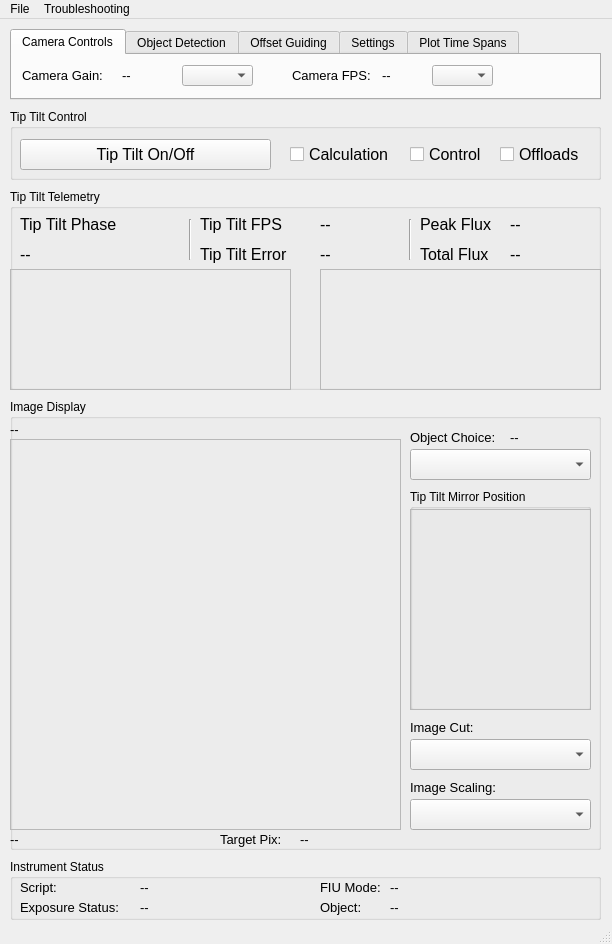
This is kpf/TT_GUI/TipTiltGUI.ui in KeckObservatory/KPFTranslator as Qt 5 draws it before an edit. The edited form follows.
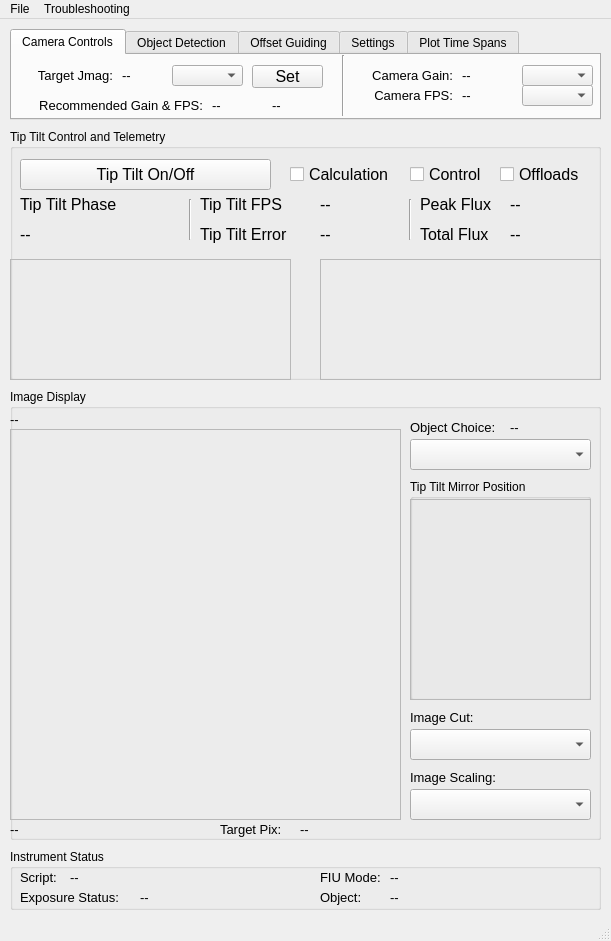
This is the edited form.

Diff of the .ui file:
```diff
--- a/kpf/TT_GUI/TipTiltGUI.ui
+++ b/kpf/TT_GUI/TipTiltGUI.ui
@@ -6,8 +6,8 @@
    <rect>
     <x>0</x>
     <y>0</y>
-    <width>612</width>
-    <height>944</height>
+    <width>611</width>
+    <height>941</height>
    </rect>
   </property>
   <property name="windowTitle">
@@ -18,13 +18,13 @@
     <property name="geometry">
      <rect>
       <x>10</x>
-      <y>90</y>
+      <y>110</y>
       <width>591</width>
-      <height>71</height>
+      <height>251</height>
      </rect>
     </property>
     <property name="title">
-     <string>Tip Tilt Control</string>
+     <string>Tip Tilt Control and Telemetry</string>
     </property>
     <widget class="QPushButton" name="TipTiltOnOffButton">
      <property name="geometry">
@@ -98,12 +98,250 @@
       <string>Offloads</string>
      </property>
     </widget>
+    <widget class="QLabel" name="TotalFluxLabel">
+     <property name="geometry">
+      <rect>
+       <x>410</x>
+       <y>90</y>
+       <width>91</width>
+       <height>31</height>
+      </rect>
+     </property>
+     <property name="font">
+      <font>
+       <pointsize>12</pointsize>
+      </font>
+     </property>
+     <property name="text">
+      <string>Total Flux</string>
+     </property>
+    </widget>
+    <widget class="QLabel" name="TipTiltPhase">
+     <property name="geometry">
+      <rect>
+       <x>10</x>
+       <y>90</y>
+       <width>161</width>
+       <height>31</height>
+      </rect>
+     </property>
+     <property name="font">
+      <font>
+       <pointsize>12</pointsize>
+      </font>
+     </property>
+     <property name="text">
+      <string>--</string>
+     </property>
+    </widget>
+    <widget class="Line" name="line_3">
+     <property name="geometry">
+      <rect>
+       <x>390</x>
+       <y>70</y>
+       <width>20</width>
+       <height>41</height>
+      </rect>
+     </property>
+     <property name="orientation">
+      <enum>Qt::Vertical</enum>
+     </property>
+    </widget>
+    <widget class="QLabel" name="PeakFluxLabel">
+     <property name="geometry">
+      <rect>
+       <x>410</x>
+       <y>60</y>
+       <width>91</width>
+       <height>31</height>
+      </rect>
+     </property>
+     <property name="font">
+      <font>
+       <pointsize>12</pointsize>
+      </font>
+     </property>
+     <property name="text">
+      <string>Peak Flux</string>
+     </property>
+    </widget>
+    <widget class="QLabel" name="TipTiltFPS">
+     <property name="geometry">
+      <rect>
+       <x>310</x>
+       <y>60</y>
+       <width>81</width>
+       <height>31</height>
+      </rect>
+     </property>
+     <property name="font">
+      <font>
+       <pointsize>12</pointsize>
+      </font>
+     </property>
+     <property name="text">
+      <string>--</string>
+     </property>
+    </widget>
+    <widget class="QLabel" name="TotalFlux">
+     <property name="geometry">
+      <rect>
+       <x>500</x>
+       <y>90</y>
+       <width>91</width>
+       <height>31</height>
+      </rect>
+     </property>
+     <property name="font">
+      <font>
+       <pointsize>12</pointsize>
+      </font>
+     </property>
+     <property name="text">
+      <string>--</string>
+     </property>
+    </widget>
+    <widget class="QLabel" name="PeakFlux">
+     <property name="geometry">
+      <rect>
+       <x>500</x>
+       <y>60</y>
+       <width>91</width>
+       <height>31</height>
+      </rect>
+     </property>
+     <property name="font">
+      <font>
+       <pointsize>12</pointsize>
+      </font>
+     </property>
+     <property name="text">
+      <string>--</string>
+     </property>
+    </widget>
+    <widget class="QLabel" name="TipTiltPhaseLabel">
+     <property name="geometry">
+      <rect>
+       <x>10</x>
+       <y>60</y>
+       <width>111</width>
+       <height>31</height>
+      </rect>
+     </property>
+     <property name="font">
+      <font>
+       <pointsize>12</pointsize>
+      </font>
+     </property>
+     <property name="text">
+      <string>Tip Tilt Phase</string>
+     </property>
+    </widget>
+    <widget class="QLabel" name="TipTiltFPSLabel">
+     <property name="geometry">
+      <rect>
+       <x>190</x>
+       <y>60</y>
+       <width>111</width>
+       <height>31</height>
+      </rect>
+     </property>
+     <property name="font">
+      <font>
+       <pointsize>12</pointsize>
+      </font>
+     </property>
+     <property name="text">
+      <string>Tip Tilt FPS</string>
+     </property>
+    </widget>
+    <widget class="Line" name="line_2">
+     <property name="geometry">
+      <rect>
+       <x>170</x>
+       <y>70</y>
+       <width>20</width>
+       <height>41</height>
+      </rect>
+     </property>
+     <property name="orientation">
+      <enum>Qt::Vertical</enum>
+     </property>
+    </widget>
+    <widget class="QLabel" name="TipTiltErrorLabel">
+     <property name="geometry">
+      <rect>
+       <x>190</x>
+       <y>90</y>
+       <width>111</width>
+       <height>31</height>
+      </rect>
+     </property>
+     <property name="font">
+      <font>
+       <pointsize>12</pointsize>
+      </font>
+     </property>
+     <property name="text">
+      <string>Tip Tilt Error</string>
+     </property>
+    </widget>
+    <widget class="QLabel" name="TipTiltError">
+     <property name="geometry">
+      <rect>
+       <x>310</x>
+       <y>90</y>
+       <width>81</width>
+       <height>31</height>
+      </rect>
+     </property>
+     <property name="font">
+      <font>
+       <pointsize>12</pointsize>
+      </font>
+     </property>
+     <property name="text">
+      <string>--</string>
+     </property>
+    </widget>
+    <widget class="QFrame" name="TipTiltErrorPlotFrame">
+     <property name="geometry">
+      <rect>
+       <x>0</x>
+       <y>130</y>
+       <width>281</width>
+       <height>121</height>
+      </rect>
+     </property>
+     <property name="frameShape">
+      <enum>QFrame::StyledPanel</enum>
+     </property>
+     <property name="frameShadow">
+      <enum>QFrame::Raised</enum>
+     </property>
+    </widget>
+    <widget class="QFrame" name="FluxPlotFrame">
+     <property name="geometry">
+      <rect>
+       <x>310</x>
+       <y>130</y>
+       <width>281</width>
+       <height>121</height>
+      </rect>
+     </property>
+     <property name="frameShape">
+      <enum>QFrame::StyledPanel</enum>
+     </property>
+     <property name="frameShadow">
+      <enum>QFrame::Raised</enum>
+     </property>
+    </widget>
    </widget>
    <widget class="QGroupBox" name="ImageDisplayBox">
     <property name="geometry">
      <rect>
       <x>10</x>
-      <y>380</y>
+      <y>370</y>
       <width>591</width>
       <height>451</height>
      </rect>
@@ -352,7 +590,7 @@
       <x>10</x>
       <y>10</y>
       <width>591</width>
-      <height>71</height>
+      <height>91</height>
      </rect>
     </property>
     <property name="whatsThis">
@@ -385,10 +623,116 @@
      <attribute name="title">
       <string>Camera Controls</string>
      </attribute>
+     <widget class="QLabel" name="RecommendedGainValue">
+      <property name="geometry">
+       <rect>
+        <x>200</x>
+        <y>40</y>
+        <width>61</width>
+        <height>21</height>
+       </rect>
+      </property>
+      <property name="font">
+       <font>
+        <pointsize>10</pointsize>
+       </font>
+      </property>
+      <property name="text">
+       <string>--</string>
+      </property>
+     </widget>
+     <widget class="QLabel" name="RecommendedFPSValue">
+      <property name="geometry">
+       <rect>
+        <x>260</x>
+        <y>40</y>
+        <width>51</width>
+        <height>21</height>
+       </rect>
+      </property>
+      <property name="font">
+       <font>
+        <pointsize>10</pointsize>
+       </font>
+      </property>
+      <property name="text">
+       <string>--</string>
+      </property>
+     </widget>
+     <widget class="QLabel" name="CameraGainLabel_2">
+      <property name="geometry">
+       <rect>
+        <x>0</x>
+        <y>40</y>
+        <width>191</width>
+        <height>21</height>
+       </rect>
+      </property>
+      <property name="font">
+       <font>
+        <pointsize>10</pointsize>
+       </font>
+      </property>
+      <property name="text">
+       <string>Recommended Gain &amp; FPS:</string>
+      </property>
+      <property name="alignment">
+       <set>Qt::AlignRight|Qt::AlignTrailing|Qt::AlignVCenter</set>
+      </property>
+     </widget>
+     <widget class="Line" name="line">
+      <property name="geometry">
+       <rect>
+        <x>330</x>
+        <y>0</y>
+        <width>3</width>
+        <height>61</height>
+       </rect>
+      </property>
+      <property name="orientation">
+       <enum>Qt::Vertical</enum>
+      </property>
+     </widget>
+     <widget class="QComboBox" name="CameraFPSSelector">
+      <property name="geometry">
+       <rect>
+        <x>510</x>
+        <y>30</y>
+        <width>71</width>
+        <height>21</height>
+       </rect>
+      </property>
+      <property name="font">
+       <font>
+        <pointsize>10</pointsize>
+       </font>
+      </property>
+     </widget>
+     <widget class="QLabel" name="CameraFPSLabel">
+      <property name="geometry">
+       <rect>
+        <x>350</x>
+        <y>30</y>
+        <width>91</width>
+        <height>21</height>
+       </rect>
+      </property>
+      <property name="font">
+       <font>
+        <pointsize>10</pointsize>
+       </font>
+      </property>
+      <property name="text">
+       <string>Camera FPS:</string>
+      </property>
+      <property name="alignment">
+       <set>Qt::AlignRight|Qt::AlignTrailing|Qt::AlignVCenter</set>
+      </property>
+     </widget>
      <widget class="QLabel" name="CameraGainLabel">
       <property name="geometry">
        <rect>
-        <x>10</x>
+        <x>350</x>
         <y>10</y>
         <width>91</width>
         <height>21</height>
@@ -402,11 +746,14 @@
       <property name="text">
        <string>Camera Gain:</string>
       </property>
+      <property name="alignment">
+       <set>Qt::AlignRight|Qt::AlignTrailing|Qt::AlignVCenter</set>
+      </property>
      </widget>
      <widget class="QComboBox" name="CameraGain">
       <property name="geometry">
        <rect>
-        <x>170</x>
+        <x>510</x>
         <y>10</y>
         <width>71</width>
         <height>21</height>
@@ -418,44 +765,11 @@
        </font>
       </property>
      </widget>
-     <widget class="QLabel" name="CameraFPSLabel">
-      <property name="geometry">
-       <rect>
-        <x>280</x>
-        <y>10</y>
-        <width>81</width>
-        <height>21</height>
-       </rect>
-      </property>
-      <property name="font">
-       <font>
-        <pointsize>10</pointsize>
-       </font>
-      </property>
-      <property name="text">
-       <string>Camera FPS:</string>
-      </property>
-     </widget>
-     <widget class="QComboBox" name="CameraFPSSelector">
-      <property name="geometry">
-       <rect>
-        <x>420</x>
-        <y>10</y>
-        <width>61</width>
-        <height>21</height>
-       </rect>
-      </property>
-      <property name="font">
-       <font>
-        <pointsize>10</pointsize>
-       </font>
-      </property>
-     </widget>
      <widget class="QLabel" name="CameraFPSValue">
       <property name="geometry">
        <rect>
-        <x>370</x>
-        <y>10</y>
+        <x>450</x>
+        <y>30</y>
         <width>51</width>
         <height>21</height>
        </rect>
@@ -472,7 +786,7 @@
      <widget class="QLabel" name="CameraGainValue">
       <property name="geometry">
        <rect>
-        <x>110</x>
+        <x>450</x>
         <y>10</y>
         <width>61</width>
         <height>21</height>
@@ -487,6 +801,79 @@
        <string>--</string>
       </property>
      </widget>
+     <widget class="QLabel" name="JmagValue">
+      <property name="geometry">
+       <rect>
+        <x>110</x>
+        <y>10</y>
+        <width>51</width>
+        <height>21</height>
+       </rect>
+      </property>
+      <property name="font">
+       <font>
+        <pointsize>10</pointsize>
+       </font>
+      </property>
+      <property name="text">
+       <string>--</string>
+      </property>
+     </widget>
+     <widget class="QLabel" name="JmagValue_2">
+      <property name="geometry">
+       <rect>
+        <x>10</x>
+        <y>10</y>
+        <width>91</width>
+        <height>21</height>
+       </rect>
+      </property>
+      <property name="font">
+       <font>
+        <pointsize>10</pointsize>
+       </font>
+      </property>
+      <property name="text">
+       <string>Target Jmag:</string>
+      </property>
+      <property name="alignment">
+       <set>Qt::AlignRight|Qt::AlignTrailing|Qt::AlignVCenter</set>
+      </property>
+     </widget>
+     <widget class="QComboBox" name="Extinction">
+      <property name="geometry">
+       <rect>
+        <x>160</x>
+        <y>10</y>
+        <width>71</width>
+        <height>21</height>
+       </rect>
+      </property>
+      <property name="font">
+       <font>
+        <pointsize>10</pointsize>
+       </font>
+      </property>
+      <property name="toolTip">
+       <string extracomment="Extinction factor (clouds)"/>
+      </property>
+      <property name="whatsThis">
+       <string>&lt;html&gt;&lt;head/&gt;&lt;body&gt;&lt;p&gt;Extinction factor (clouds)&lt;/p&gt;&lt;/body&gt;&lt;/html&gt;</string>
+      </property>
+     </widget>
+     <widget class="QPushButton" name="AcceptRecommendation">
+      <property name="geometry">
+       <rect>
+        <x>240</x>
+        <y>10</y>
+        <width>71</width>
+        <height>23</height>
+       </rect>
+      </property>
+      <property name="text">
+       <string>Set</string>
+      </property>
+     </widget>
     </widget>
     <widget class="QWidget" name="ObjectDetectionTab">
      <attribute name="title">
@@ -947,7 +1334,7 @@
     <property name="geometry">
      <rect>
       <x>10</x>
-      <y>840</y>
+      <y>830</y>
       <width>591</width>
       <height>61</height>
      </rect>
@@ -1012,9 +1399,9 @@
     <widget class="QLabel" name="ScriptValue">
      <property name="geometry">
       <rect>
-       <x>130</x>
+       <x>60</x>
        <y>20</y>
-       <width>111</width>
+       <width>241</width>
        <height>16</height>
       </rect>
      </property>
@@ -1100,264 +1487,13 @@
      </property>
     </widget>
    </widget>
-   <widget class="QGroupBox" name="TipTiltTelemetryBox">
-    <property name="geometry">
-     <rect>
-      <x>10</x>
-      <y>170</y>
-      <width>591</width>
-      <height>201</height>
-     </rect>
-    </property>
-    <property name="title">
-     <string>Tip Tilt Telemetry</string>
-    </property>
-    <widget class="QLabel" name="TipTiltPhaseLabel">
-     <property name="geometry">
-      <rect>
-       <x>10</x>
-       <y>20</y>
-       <width>111</width>
-       <height>31</height>
-      </rect>
-     </property>
-     <property name="font">
-      <font>
-       <pointsize>12</pointsize>
-      </font>
-     </property>
-     <property name="text">
-      <string>Tip Tilt Phase</string>
-     </property>
-    </widget>
-    <widget class="QLabel" name="TipTiltFPSLabel">
-     <property name="geometry">
-      <rect>
-       <x>190</x>
-       <y>20</y>
-       <width>111</width>
-       <height>31</height>
-      </rect>
-     </property>
-     <property name="font">
-      <font>
-       <pointsize>12</pointsize>
-      </font>
-     </property>
-     <property name="text">
-      <string>Tip Tilt FPS</string>
-     </property>
-    </widget>
-    <widget class="QLabel" name="TipTiltErrorLabel">
-     <property name="geometry">
-      <rect>
-       <x>190</x>
-       <y>50</y>
-       <width>111</width>
-       <height>31</height>
-      </rect>
-     </property>
-     <property name="font">
-      <font>
-       <pointsize>12</pointsize>
-      </font>
-     </property>
-     <property name="text">
-      <string>Tip Tilt Error</string>
-     </property>
-    </widget>
-    <widget class="QFrame" name="TipTiltErrorPlotFrame">
-     <property name="geometry">
-      <rect>
-       <x>0</x>
-       <y>80</y>
-       <width>281</width>
-       <height>121</height>
-      </rect>
-     </property>
-     <property name="frameShape">
-      <enum>QFrame::StyledPanel</enum>
-     </property>
-     <property name="frameShadow">
-      <enum>QFrame::Raised</enum>
-     </property>
-    </widget>
-    <widget class="QLabel" name="TipTiltFPS">
-     <property name="geometry">
-      <rect>
-       <x>310</x>
-       <y>20</y>
-       <width>81</width>
-       <height>31</height>
-      </rect>
-     </property>
-     <property name="font">
-      <font>
-       <pointsize>12</pointsize>
-      </font>
-     </property>
-     <property name="text">
-      <string>--</string>
-     </property>
-    </widget>
-    <widget class="QLabel" name="TipTiltPhase">
-     <property name="geometry">
-      <rect>
-       <x>10</x>
-       <y>50</y>
-       <width>161</width>
-       <height>31</height>
-      </rect>
-     </property>
-     <property name="font">
-      <font>
-       <pointsize>12</pointsize>
-      </font>
-     </property>
-     <property name="text">
-      <string>--</string>
-     </property>
-    </widget>
-    <widget class="QLabel" name="TipTiltError">
-     <property name="geometry">
-      <rect>
-       <x>310</x>
-       <y>50</y>
-       <width>81</width>
-       <height>31</height>
-      </rect>
-     </property>
-     <property name="font">
-      <font>
-       <pointsize>12</pointsize>
-      </font>
-     </property>
-     <property name="text">
-      <string>--</string>
-     </property>
-    </widget>
-    <widget class="QLabel" name="TotalFlux">
-     <property name="geometry">
-      <rect>
-       <x>500</x>
-       <y>50</y>
-       <width>91</width>
-       <height>31</height>
-      </rect>
-     </property>
-     <property name="font">
-      <font>
-       <pointsize>12</pointsize>
-      </font>
-     </property>
-     <property name="text">
-      <string>--</string>
-     </property>
-    </widget>
-    <widget class="QLabel" name="PeakFluxLabel">
-     <property name="geometry">
-      <rect>
-       <x>410</x>
-       <y>20</y>
-       <width>91</width>
-       <height>31</height>
-      </rect>
-     </property>
-     <property name="font">
-      <font>
-       <pointsize>12</pointsize>
-      </font>
-     </property>
-     <property name="text">
-      <string>Peak Flux</string>
-     </property>
-    </widget>
-    <widget class="QLabel" name="PeakFlux">
-     <property name="geometry">
-      <rect>
-       <x>500</x>
-       <y>20</y>
-       <width>91</width>
-       <height>31</height>
-      </rect>
-     </property>
-     <property name="font">
-      <font>
-       <pointsize>12</pointsize>
-      </font>
-     </property>
-     <property name="text">
-      <string>--</string>
-     </property>
-    </widget>
-    <widget class="QLabel" name="TotalFluxLabel">
-     <property name="geometry">
-      <rect>
-       <x>410</x>
-       <y>50</y>
-       <width>91</width>
-       <height>31</height>
-      </rect>
-     </property>
-     <property name="font">
-      <font>
-       <pointsize>12</pointsize>
-      </font>
-     </property>
-     <property name="text">
-      <string>Total Flux</string>
-     </property>
-    </widget>
-    <widget class="QFrame" name="FluxPlotFrame">
-     <property name="geometry">
-      <rect>
-       <x>310</x>
-       <y>80</y>
-       <width>281</width>
-       <height>121</height>
-      </rect>
-     </property>
-     <property name="frameShape">
-      <enum>QFrame::StyledPanel</enum>
-     </property>
-     <property name="frameShadow">
-      <enum>QFrame::Raised</enum>
-     </property>
-    </widget>
-    <widget class="Line" name="line_2">
-     <property name="geometry">
-      <rect>
-       <x>170</x>
-       <y>30</y>
-       <width>20</width>
-       <height>41</height>
-      </rect>
-     </property>
-     <property name="orientation">
-      <enum>Qt::Vertical</enum>
-     </property>
-    </widget>
-    <widget class="Line" name="line_3">
-     <property name="geometry">
-      <rect>
-       <x>390</x>
-       <y>30</y>
-       <width>20</width>
-       <height>41</height>
-      </rect>
-     </property>
-     <property name="orientation">
-      <enum>Qt::Vertical</enum>
-     </property>
-    </widget>
-   </widget>
   </widget>
   <widget class="QMenuBar" name="menuBar">
    <property name="geometry">
     <rect>
      <x>0</x>
      <y>0</y>
-     <width>612</width>
+     <width>611</width>
      <height>20</height>
     </rect>
    </property>
```
